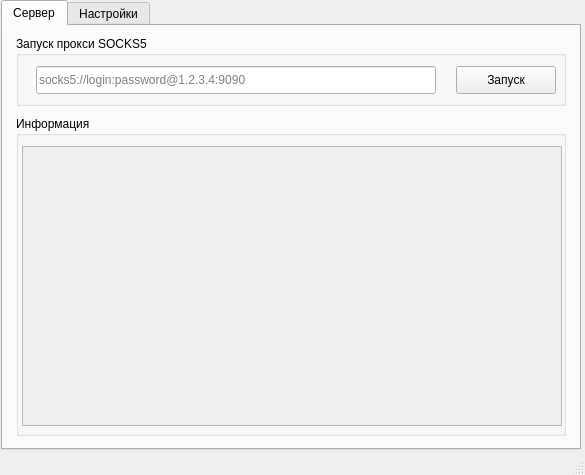
Before: the Qt Designer form main.ui in asdont/qt-proxyserver, drawn with Qt 5.
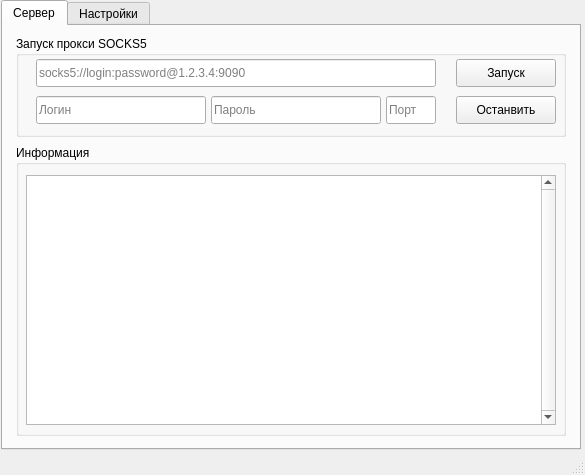
After: the same form once the commit is applied.

Commit message: Added socks5 TCP/UDP server.

Patch:
```diff
--- a/main.ui
+++ b/main.ui
@@ -37,39 +37,26 @@
       <property name="geometry">
        <rect>
         <x>13</x>
-        <y>90</y>
+        <y>119</y>
         <width>550</width>
-        <height>320</height>
+        <height>291</height>
        </rect>
       </property>
       <property name="title">
        <string>Информация</string>
       </property>
-      <widget class="QScrollArea" name="scrollAreaLog">
+      <widget class="QTextEdit" name="textEditLog">
        <property name="geometry">
         <rect>
-         <x>6</x>
+         <x>10</x>
          <y>30</y>
-         <width>540</width>
-         <height>280</height>
+         <width>530</width>
+         <height>250</height>
         </rect>
        </property>
-       <property name="cursor" stdset="0">
-        <cursorShape>IBeamCursor</cursorShape>
+       <property name="verticalScrollBarPolicy">
+        <enum>Qt::ScrollBarAlwaysOn</enum>
        </property>
-       <property name="widgetResizable">
-        <bool>true</bool>
-       </property>
-       <widget class="QWidget" name="scrollAreaWidgetContents">
-        <property name="geometry">
-         <rect>
-          <x>0</x>
-          <y>0</y>
-          <width>538</width>
-          <height>278</height>
-         </rect>
-        </property>
-       </widget>
       </widget>
      </widget>
      <widget class="QGroupBox" name="groupBoxServer">
@@ -78,7 +65,7 @@
         <x>13</x>
         <y>10</y>
         <width>550</width>
-        <height>70</height>
+        <height>101</height>
        </rect>
       </property>
       <property name="title">
@@ -88,7 +75,7 @@
        <property name="geometry">
         <rect>
          <x>20</x>
-         <y>30</y>
+         <y>23</y>
          <width>400</width>
          <height>28</height>
         </rect>
@@ -104,7 +91,7 @@
        <property name="geometry">
         <rect>
          <x>440</x>
-         <y>30</y>
+         <y>23</y>
          <width>100</width>
          <height>28</height>
         </rect>
@@ -113,6 +100,70 @@
         <string>Запуск</string>
        </property>
       </widget>
+      <widget class="QLineEdit" name="lineEditserverLogin">
+       <property name="geometry">
+        <rect>
+         <x>20</x>
+         <y>60</y>
+         <width>170</width>
+         <height>28</height>
+        </rect>
+       </property>
+       <property name="whatsThis">
+        <string>Логин для сервера</string>
+       </property>
+       <property name="placeholderText">
+        <string>Логин</string>
+       </property>
+      </widget>
+      <widget class="QLineEdit" name="lineEditServerPassword">
+       <property name="geometry">
+        <rect>
+         <x>195</x>
+         <y>60</y>
+         <width>170</width>
+         <height>28</height>
+        </rect>
+       </property>
+       <property name="whatsThis">
+        <string>Пароль для сервера</string>
+       </property>
+       <property name="placeholderText">
+        <string>Пароль</string>
+       </property>
+      </widget>
+      <widget class="QLineEdit" name="lineEditServerPort">
+       <property name="geometry">
+        <rect>
+         <x>370</x>
+         <y>60</y>
+         <width>50</width>
+         <height>28</height>
+        </rect>
+       </property>
+       <property name="whatsThis">
+        <string>Порт для сервера</string>
+       </property>
+       <property name="maxLength">
+        <number>5</number>
+       </property>
+       <property name="placeholderText">
+        <string>Порт</string>
+       </property>
+      </widget>
+      <widget class="QPushButton" name="pushButtonServerStop">
+       <property name="geometry">
+        <rect>
+         <x>440</x>
+         <y>60</y>
+         <width>100</width>
+         <height>28</height>
+        </rect>
+       </property>
+       <property name="text">
+        <string>Останвить</string>
+       </property>
+      </widget>
      </widget>
     </widget>
     <widget class="QWidget" name="tab">
```
Left out of the diff: 5 changed lines with no effect on the pictures. The commit also changes 6 other files.
